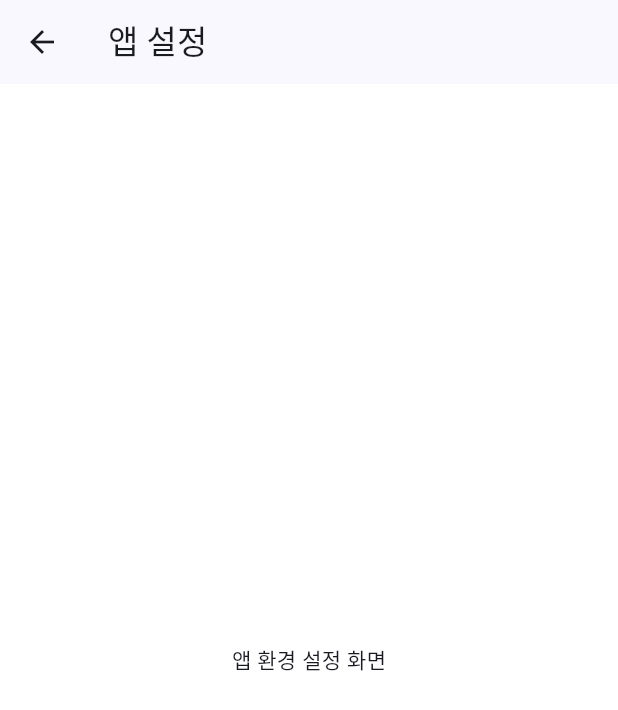
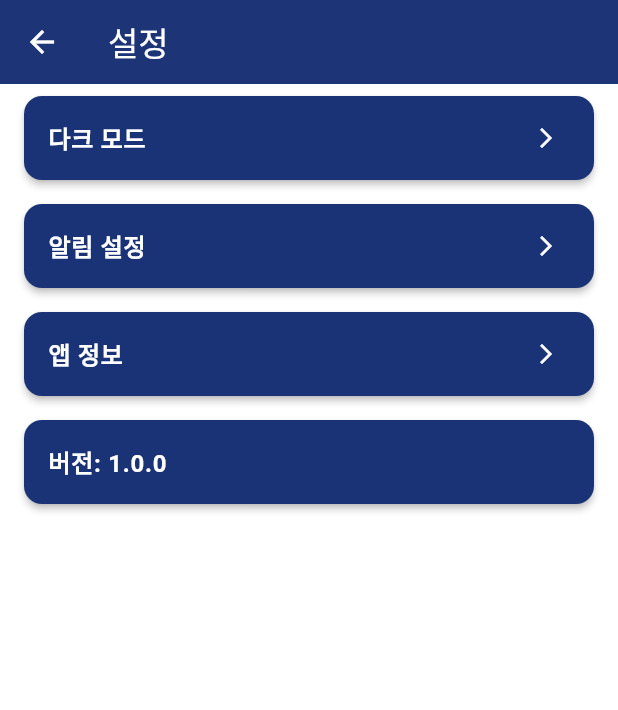
Before and after one commit to dkrmddkrmd/Capstone, a Flutter app: the SettingsPage screen opened by its route, on a phone screen of 412 x 824 dp. Shown: the top 710 px of the screen. Run offline on Flutter 3.47's test engine with Material 3 defaults, Android fonts, the phone set to English and light mode, and no system bars.

Commit message:
설정 페이지 구현

```diff
--- a/lib/main.dart
+++ b/lib/main.dart
@@ -15,6 +15,7 @@ class MyProject extends StatelessWidget {
   @override
   Widget build(BuildContext context) {
     return MaterialApp(
+      debugShowCheckedModeBanner: false,
       title: "상명대 앱",
       theme: ThemeData(
         useMaterial3: true,
--- a/lib/screens/settings_page.dart
+++ b/lib/screens/settings_page.dart
@@ -1,4 +1,7 @@
 import 'package:flutter/material.dart';
+
+const Color smBlue = Color(0xFF1A3276); // 상명대 남색
+const Color white = Colors.white;
 
 class SettingsPage extends StatelessWidget {
   const SettingsPage({super.key});
@@ -6,8 +9,62 @@ class SettingsPage extends StatelessWidget {
   @override
   Widget build(BuildContext context) {
     return Scaffold(
-      appBar: AppBar(title: const Text('앱 설정')),
-      body: const Center(child: Text('앱 환경 설정 화면')),
+      appBar: AppBar(
+        title: const Text('설정'),
+        backgroundColor: smBlue,
+        foregroundColor: Colors.white,
+        elevation: 1,
+      ),
+      body: ListView(
+        children: const [
+          SettingTile(title: '다크 모드'),
+          SettingTile(title: '알림 설정'),
+          SettingTile(title: '앱 정보'),
+          SettingTile(title: '버전: 1.0.0', isClickable: false),
+        ],
+      ),
     );
   }
 }
+
+class SettingTile extends StatelessWidget {
+  final String title;
+  final bool isClickable;
+
+  const SettingTile({required this.title, this.isClickable = true, super.key});
+
+  @override
+  Widget build(BuildContext context) {
+    return Card(
+      color: smBlue,
+      elevation: 2,
+      margin: const EdgeInsets.symmetric(horizontal: 16, vertical: 8),
+      shape: RoundedRectangleBorder(borderRadius: BorderRadius.circular(12)),
+      child: ListTile(
+        title: Text(
+          title,
+          style: const TextStyle(color: white, fontWeight: FontWeight.bold),
+        ),
+        trailing: isClickable
+            ? const Icon(Icons.arrow_forward_ios, color: white, size: 16)
+            : null,
+        onTap: isClickable
+            ? () {
+                final messenger = ScaffoldMessenger.of(context);
+                messenger.hideCurrentSnackBar();
+                messenger.showSnackBar(
+                  const SnackBar(
+                    content: Text(
+                      '⚠️ 아직 개발 준비 중입니다',
+                      style: TextStyle(color: white),
+                    ),
+                    backgroundColor: Colors.black87,
+                    duration: Duration(seconds: 2),
+                  ),
+                );
+              }
+            : null,
+      ),
+    );
+  }
+}
```
Also changed, not shown: lib/screens/home_page.dart (+6 -6 lines), lib/screens/login_page.dart (+9 -12 lines).
